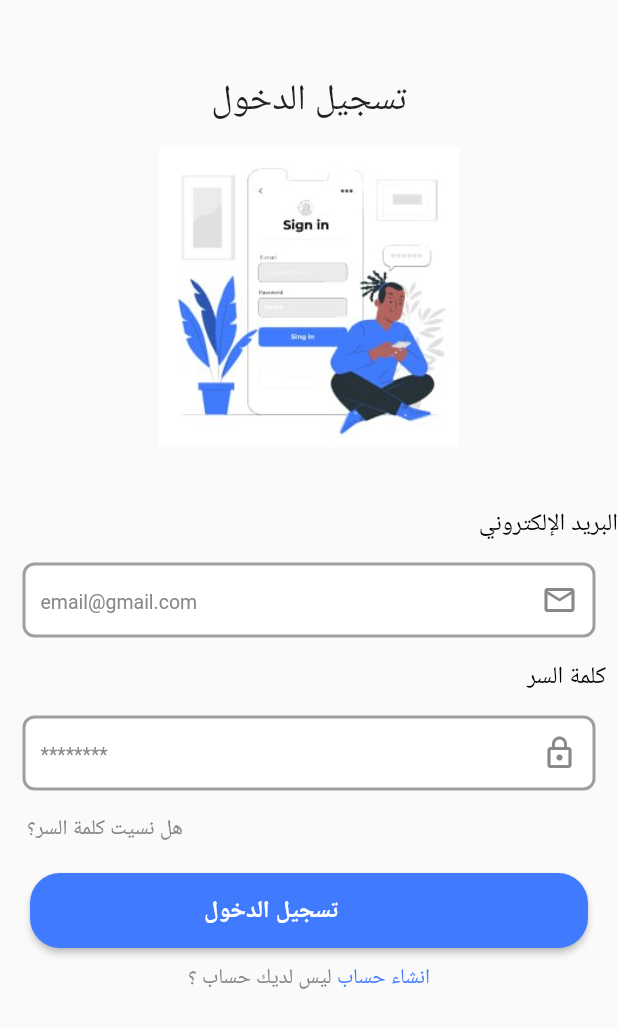
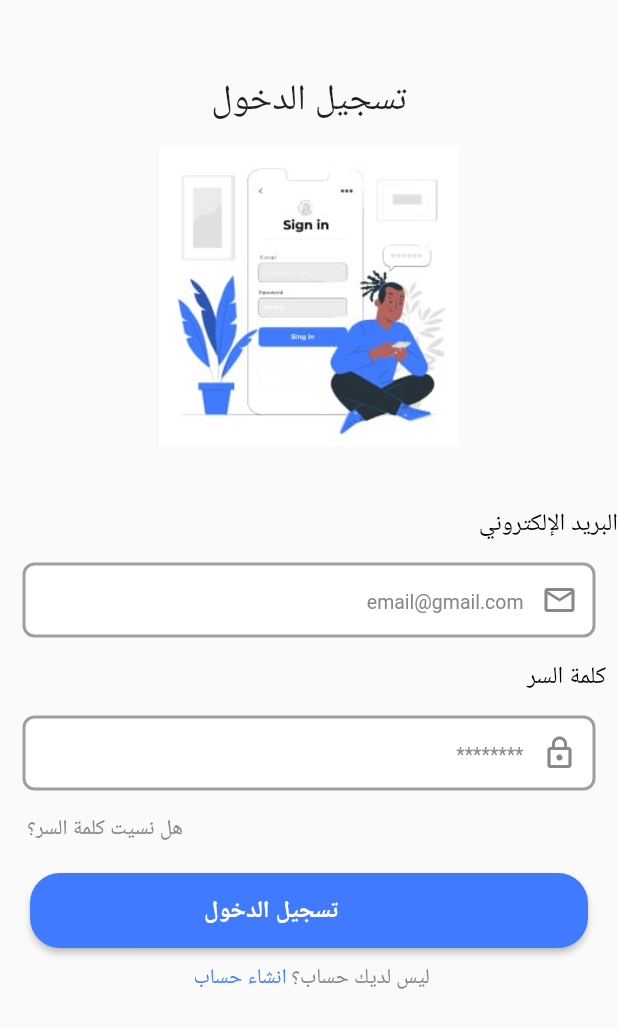
Before and after one commit to HosamShaban/finalproject23, a Flutter app: the RegisterScreen screen opened directly, after a tap on "تسجيل الدخول", on a phone screen of 412 x 824 dp. Shown: the top 1028 px of the screen. Run offline on Flutter 3.47's test engine with Material 2 defaults, Android fonts, the phone set to English and light mode, and no system bars; our stand-ins replace awesome_dialog, flutter_rating_bar, flutter_screenutil, image_picker, pinput, rflutter_alert and 1 more; Roboto replaces fonts that are missing (SST).

Commit message:
Initial commit

```diff
--- a/lib/auth/ForgotPassword.dart
+++ b/lib/auth/ForgotPassword.dart
@@ -60,7 +60,7 @@ class ForgotPassword extends StatelessWidget {
                 )),
                 padding: const EdgeInsets.all(15),
                 child: TextFormField(
-                  obscureText: true,
+                  textAlign: TextAlign.right,
                   decoration: InputDecoration(
                     enabledBorder: OutlineInputBorder(
                       borderSide: const BorderSide(
--- a/lib/auth/Register_screen.dart
+++ b/lib/auth/Register_screen.dart
@@ -56,7 +56,7 @@ class _RegisterScreenState extends State<RegisterScreen> {
                 )),
             padding: const EdgeInsets.all(15),
             child: TextFormField(
-              obscureText: true,
+              textAlign: TextAlign.right,
               decoration: InputDecoration(
                   enabledBorder: OutlineInputBorder(
                     borderSide: const BorderSide(width: 2, color: Colors.grey),
@@ -91,7 +91,7 @@ class _RegisterScreenState extends State<RegisterScreen> {
             )),
             padding: const EdgeInsets.all(15),
             child: TextFormField(
-              obscureText: true,
+              textAlign: TextAlign.right,
               decoration: InputDecoration(
                   enabledBorder: OutlineInputBorder(
                     borderSide: const BorderSide(width: 2, color: Colors.grey),
@@ -125,6 +125,7 @@ class _RegisterScreenState extends State<RegisterScreen> {
             )),
             padding: const EdgeInsets.all(15),
             child: TextFormField(
+              textAlign: TextAlign.right,
               obscureText: true,
               decoration: InputDecoration(
                   enabledBorder: OutlineInputBorder(
@@ -159,6 +160,7 @@ class _RegisterScreenState extends State<RegisterScreen> {
             )),
             padding: const EdgeInsets.all(15),
             child: TextFormField(
+              textAlign: TextAlign.right,
               obscureText: true,
               decoration: InputDecoration(
                   enabledBorder: OutlineInputBorder(
@@ -209,16 +211,10 @@ class _RegisterScreenState extends State<RegisterScreen> {
               ],
             ),
           ),
-          const SizedBox(height: 5),
+          const SizedBox(height: 10),
           Row(
             mainAxisAlignment: MainAxisAlignment.center,
             children: [
-              const Text(
-                "هل بالفعل لديك حساب ؟",
-                style: TextStyle(
-                  color: ConstColors.text2Color,
-                ),
-              ),
               InkWell(
                 onTap: () {
                   Navigator.push(
@@ -231,6 +227,14 @@ class _RegisterScreenState extends State<RegisterScreen> {
                   style: TextStyle(color: ConstColors.primaryColor),
                 ),
               ),
+              const SizedBox(width: 3),
+              const Text(
+                "هل بالفعل لديك حساب؟",
+                style: TextStyle(
+                  color: ConstColors.text2Color,
+                ),
+              ),
+
             ],
           )
         ],
--- a/lib/auth/signin_screen.dart
+++ b/lib/auth/signin_screen.dart
@@ -58,7 +58,7 @@ class _LoginScreenState extends State<LoginScreen> {
                 )),
             padding: const EdgeInsets.all(15),
             child: TextFormField(
-              obscureText: true,
+              textAlign: TextAlign.right,
               decoration: InputDecoration(
                   enabledBorder: OutlineInputBorder(
                     borderSide: const BorderSide(
@@ -93,6 +93,7 @@ class _LoginScreenState extends State<LoginScreen> {
                 )),
             padding: const EdgeInsets.all(15),
             child: TextFormField(
+              textAlign: TextAlign.right,
               obscureText: true,
               decoration: InputDecoration(
                   enabledBorder: OutlineInputBorder(
@@ -164,21 +165,23 @@ class _LoginScreenState extends State<LoginScreen> {
           Row(
             mainAxisAlignment: MainAxisAlignment.center,
             children: [
+              InkWell(
+                onTap: () {
+                  Navigator.push(context, MaterialPageRoute(builder: (context) => const SignUpScreen()));
+                },
+                child: const Text(
+                  "  انشاء حساب",
+                  style: TextStyle(color: ConstColors.primaryColor),
+                ),
+              ),
+              const SizedBox(width: 3),
               const Text(
-                "ليس لديك حساب ؟",
+                "ليس لديك حساب؟ ",
                 style: TextStyle(
                   color: ConstColors.text2Color,
                 ),
               ),
-              InkWell(
-                onTap: () {
-                      Navigator.push(context, MaterialPageRoute(builder: (context) => const SignUpScreen()));
-                },
-                child: const Text(
-                  " انشاء حساب",
-                  style: TextStyle(color: ConstColors.primaryColor),
-                ),
-              ),
+
             ],
           ),
         ],
```
Also changed, not shown: lib/View/personal_screen.dart (+5 -5 lines), lib/auth/newpassword.dart (+11 -6 lines), lib/auth/singup_screen.dart (+13 -11 lines), lib/auth/verify_email_screen.dart (+16 -13 lines).
